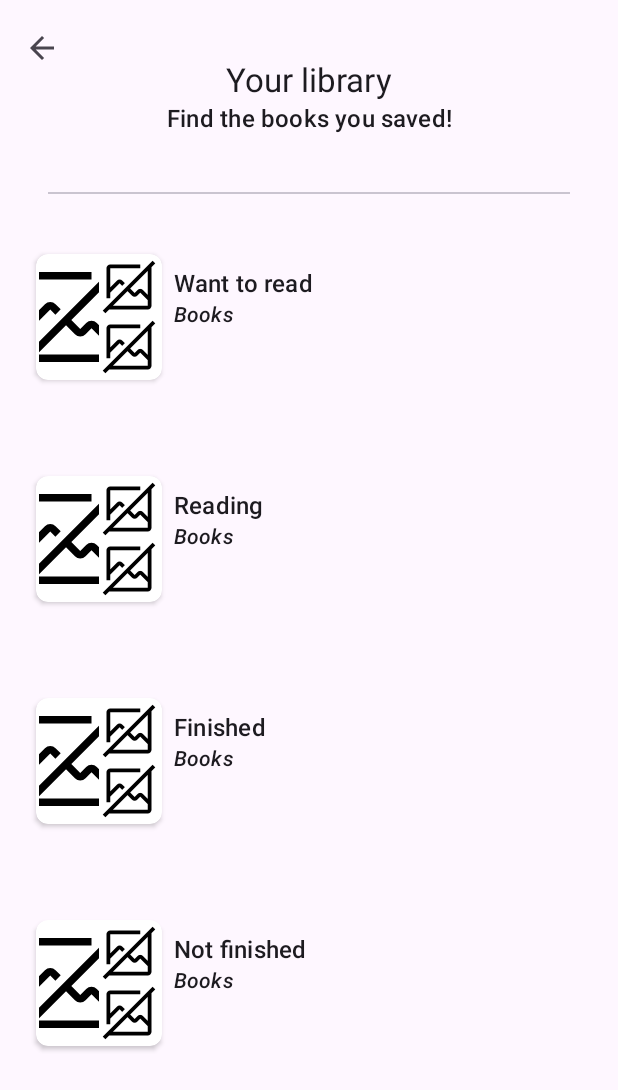
After one commit to sxrgi0/ReadSpace, an Android app: the LibraryActivity screen opened directly, with no data from a screen before it, on a phone screen of 412 x 824 dp. The commit adds this screen. Shown: the top 1090 px of the screen. Run offline under Robolectric (Android 15) with nearby library versions, the phone set to English and light mode, and no system bars; our stand-ins replace Picasso; network calls fail; pictures from the network do not load.

Commit message:
Created activity that shows books saved in your library.

```diff
--- a/app/src/main/AndroidManifest.xml
+++ b/app/src/main/AndroidManifest.xml
@@ -15,6 +15,9 @@
         android:theme="@style/Theme.ReadSpace"
         tools:targetApi="31">
         <activity
+            android:name=".activities.LibraryActivity"
+            android:exported="false" />
+        <activity
             android:name=".activities.BookDetailActivity"
             android:exported="false" />
         <activity
--- /dev/null
+++ b/app/src/main/java/com/example/readspace/activities/LibraryActivity.kt
@@ -0,0 +1,90 @@
+package com.example.readspace.activities
+
+import android.os.Bundle
+import android.util.Log
+import android.view.MenuItem
+import android.widget.ImageView
+import androidx.activity.enableEdgeToEdge
+import androidx.appcompat.app.AppCompatActivity
+import androidx.core.view.ViewCompat
+import androidx.core.view.WindowInsetsCompat
+import com.example.readspace.R
+import com.example.readspace.data.Book
+import com.example.readspace.data.BookDAO
+import com.example.readspace.data.BookEntity
+import com.example.readspace.databinding.ActivityLibraryBinding
+import com.squareup.picasso.Picasso
+
+class LibraryActivity : AppCompatActivity() {
+
+    lateinit var binding: ActivityLibraryBinding
+
+    lateinit var book: Book
+    var bookEntity: BookEntity? = null
+    lateinit var bookDAO: BookDAO
+
+    override fun onCreate(savedInstanceState: Bundle?) {
+        super.onCreate(savedInstanceState)
+        enableEdgeToEdge()
+
+        binding = ActivityLibraryBinding.inflate(layoutInflater)
+        setContentView(binding.root)
+        ViewCompat.setOnApplyWindowInsetsListener(findViewById(R.id.main)) { v, insets ->
+            val systemBars = insets.getInsets(WindowInsetsCompat.Type.systemBars())
+            v.setPadding(systemBars.left, systemBars.top, systemBars.right, systemBars.bottom)
+            insets
+        }
+
+        bookDAO = BookDAO(this)
+
+        val wantToReadImages = listOf(binding.wantToReadImageView1, binding.wantToReadImageView2, binding.wantToReadImageView3)
+        val readingImages = listOf(binding.readingImageView1, binding.readingImageView2, binding.readingImageView3)
+        val finishedImages = listOf(binding.finishedImageView1, binding.finishedImageView2, binding.finishedImageView3)
+        val notFinished = listOf(binding.notFinishedImageView1, binding.notFinishedImageView2, binding.notFinishedImageView3)
+        loadCovers("Want to read", wantToReadImages)
+        loadCovers("Reading", readingImages)
+        loadCovers("Finished", finishedImages)
+        loadCovers("Not finished", notFinished)
+
+        setSupportActionBar(binding.toolbar)
+        supportActionBar?.apply {
+            setDisplayHomeAsUpEnabled(true)
+            setDisplayShowHomeEnabled(true)
+        }
+
+    }
+
+    override fun onOptionsItemSelected(item: MenuItem): Boolean {
+        when(item.itemId){
+            android.R.id.home -> {
+                finish()
+                return true
+            } else -> {
+            return super.onOptionsItemSelected(item)
+        }
+        }
+
+    }
+
+    fun loadCovers(status: String, imageViews: List<ImageView>){
+        val allBooks = bookDAO.findByStatus(status).take(3)
+
+//        val allBooks = bookDAO.findAll()
+
+        for(i in imageViews.indices){
+            if(i < allBooks.size){
+                val image = allBooks[i]?.thumbnail?.replace("http://", "https://")
+
+                Picasso.get().load(image).into(imageViews[i])
+            } else {
+                imageViews[i].setImageResource(R.drawable.ic_image_error)
+            }
+        }
+
+
+
+        for (book in allBooks) {
+            Log.i("COVER", "Book: ${book?.title}, status: ${book?.status}, thumbnail: ${book?.thumbnail}")
+        }
+    }
+}
--- a/app/src/main/java/com/example/readspace/activities/MainActivity.kt
+++ b/app/src/main/java/com/example/readspace/activities/MainActivity.kt
@@ -63,6 +63,11 @@ class MainActivity : AppCompatActivity() {
         setSupportActionBar(binding.toolbar)
 
         setupRecyclerView()
+
+        binding.mybooksFAB.setOnClickListener {
+            val intent = Intent(this, LibraryActivity::class.java)
+            startActivity(intent)
+        }
 
         searchBook("+subject:Fiction", bookAdapterList[0])
 //        searchBook("+subject:Science+fiction", bookAdapterList[1])
--- a/app/src/main/java/com/example/readspace/data/BookDAO.kt
+++ b/app/src/main/java/com/example/readspace/data/BookDAO.kt
@@ -54,7 +54,7 @@ class BookDAO(private val context: Context) {
                 put(BookEntity.COLUMN_NAME_APIID, bookEntity.apiId)
                 put(BookEntity.COLUMN_NAME_TITLE, bookEntity.title)
                 put(BookEntity.COLUMN_NAME_AUTHORS, bookEntity.authors)
-                    put(BookEntity.COLUMN_NAME_THUMBNAIL, bookEntity.authors)
+                put(BookEntity.COLUMN_NAME_THUMBNAIL, bookEntity.thumbnail)
                 put(BookEntity.COLUMN_NAME_STATUS, bookEntity.status)
             }
 
@@ -191,6 +191,58 @@ class BookDAO(private val context: Context) {
         return bookEntity
     }
 
+    fun findByStatus(status: String): List<BookEntity?> {
+        open()
+
+        val bookList = mutableListOf<BookEntity>()
+
+        try {// Define a projection that specifies which columns from the database
+            // you will actually use after this query.
+            val projection = arrayOf(
+                BookEntity.COLUMN_NAME_ID,
+                BookEntity.COLUMN_NAME_APIID,
+                BookEntity.COLUMN_NAME_TITLE,
+                BookEntity.COLUMN_NAME_AUTHORS,
+                BookEntity.COLUMN_NAME_THUMBNAIL,
+                BookEntity.COLUMN_NAME_STATUS
+            )
+
+            // Filter results WHERE "status" = 'bookEntity.status'
+            val selection = "${BookEntity.COLUMN_NAME_STATUS} = ?"
+            val selectionArgs = arrayOf(status)
+
+            val cursor = db.query(
+                BookEntity.TABLE_NAME,   // The table to query
+                projection,             // The array of columns to return (pass null to get all)
+                selection,              // The columns for the WHERE clause
+                selectionArgs,          // The values for the WHERE clause
+                null,                   // don't group the rows
+                null,                   // don't filter by row groups
+                null               // The sort order
+            )
+
+            while (cursor.moveToNext()) {
+                val id = cursor.getLong(cursor.getColumnIndexOrThrow(BookEntity.COLUMN_NAME_ID))
+                val apiId = cursor.getString(cursor.getColumnIndexOrThrow(BookEntity.COLUMN_NAME_APIID))
+                val title = cursor.getString(cursor.getColumnIndexOrThrow(BookEntity.COLUMN_NAME_TITLE))
+                val authors = cursor.getString(cursor.getColumnIndexOrThrow(BookEntity.COLUMN_NAME_AUTHORS))
+                val thumbnail = cursor.getString(cursor.getColumnIndexOrThrow(BookEntity.COLUMN_NAME_THUMBNAIL))
+                val status = cursor.getString(cursor.getColumnIndexOrThrow(BookEntity.COLUMN_NAME_STATUS))
+
+                val book = BookEntity(id, apiId, title, authors, thumbnail, status)
+                bookList.add(book)
+            }
+
+            cursor.close()
+        } catch (e: Exception) {
+            e.printStackTrace()
+        } finally {
+            close()
+        }
+
+        return bookList
+    }
+
     // Obtener todos los registros
     fun findAll(): List<BookEntity> {
         open()
--- a/app/src/main/java/com/example/readspace/fragments/HomeFragment.kt
+++ /dev/null
@@ -1,60 +0,0 @@
-package com.example.readspace.fragments
-
-import android.os.Bundle
-import androidx.fragment.app.Fragment
-import android.view.LayoutInflater
-import android.view.View
-import android.view.ViewGroup
-import com.example.readspace.R
-
-// TODO: Rename parameter arguments, choose names that match
-// the fragment initialization parameters, e.g. ARG_ITEM_NUMBER
-private const val ARG_PARAM1 = "param1"
-private const val ARG_PARAM2 = "param2"
-
-/**
- * A simple [Fragment] subclass.
- * Use the [HomeFragment.newInstance] factory method to
- * create an instance of this fragment.
- */
-class HomeFragment : Fragment() {
-    // TODO: Rename and change types of parameters
-    private var param1: String? = null
-    private var param2: String? = null
-
-    override fun onCreate(savedInstanceState: Bundle?) {
-        super.onCreate(savedInstanceState)
-        arguments?.let {
-            param1 = it.getString(ARG_PARAM1)
-            param2 = it.getString(ARG_PARAM2)
-        }
-    }
-
-    override fun onCreateView(
-        inflater: LayoutInflater, container: ViewGroup?,
-        savedInstanceState: Bundle?
-    ): View? {
-        // Inflate the layout for this fragment
-        return inflater.inflate(R.layout.fragment_home, container, false)
-    }
-
-    companion object {
-        /**
-         * Use this factory method to create a new instance of
-         * this fragment using the provided parameters.
-         *
-         * @param param1 Parameter 1.
-         * @param param2 Parameter 2.
-         * @return A new instance of fragment HomeFragment.
-         */
-        // TODO: Rename and change types and number of parameters
-        @JvmStatic
-        fun newInstance(param1: String, param2: String) =
-            HomeFragment().apply {
-                arguments = Bundle().apply {
-                    putString(ARG_PARAM1, param1)
-                    putString(ARG_PARAM2, param2)
-                }
-            }
-    }
-}
--- a/app/src/main/res/drawable/ic_home.xml
+++ /dev/null
@@ -1,5 +0,0 @@
-<vector xmlns:android="http://schemas.android.com/apk/res/android" android:height="24dp" android:tint="#000000" android:viewportHeight="24" android:viewportWidth="24" android:width="24dp">
-
-    <path android:fillColor="@android:color/white" android:pathData="M12,3L4,9v12h5v-7h6v7h5V9z"/>
-
-</vector>
--- /dev/null
+++ b/app/src/main/res/layout/activity_library.xml
@@ -0,0 +1,374 @@
+<?xml version="1.0" encoding="utf-8"?>
+<LinearLayout xmlns:android="http://schemas.android.com/apk/res/android"
+    xmlns:app="http://schemas.android.com/apk/res-auto"
+    xmlns:tools="http://schemas.android.com/tools"
+    android:id="@+id/main"
+    android:layout_width="match_parent"
+    android:layout_height="match_parent"
+    android:orientation="vertical"
+    tools:context=".activities.LibraryActivity">
+
+    <com.google.android.material.appbar.AppBarLayout
+        android:layout_width="match_parent"
+        android:layout_height="wrap_content"
+        android:fitsSystemWindows="true">
+
+        <com.google.android.material.appbar.MaterialToolbar
+            android:id="@+id/toolbar"
+            android:layout_width="match_parent"
+            android:layout_height="128dp"
+            app:layout_collapseMode="pin"
+            app:layout_scrollFlags="scroll"
+            app:popupTheme="@style/ThemeOverlay.Material3"
+            app:subtitle="Find the books you saved!"
+            app:subtitleCentered="true"
+            app:title="Your library"
+            app:titleCentered="true" />
+
+    </com.google.android.material.appbar.AppBarLayout>
+
+    <com.google.android.material.divider.MaterialDivider
+        android:layout_width="match_parent"
+        android:layout_height="wrap_content"
+        android:layout_marginStart="32dp"
+        android:layout_marginEnd="32dp" />
+
+
+    <!-- Want to read /-->
+    <LinearLayout
+        android:layout_width="match_parent"
+        android:layout_height="wrap_content"
+        android:layout_marginStart="16dp"
+        android:layout_marginTop="32dp"
+        android:layout_marginEnd="16dp"
+        android:layout_marginBottom="16dp"
+        android:orientation="horizontal">
+
+        <androidx.cardview.widget.CardView
+            android:layout_width="wrap_content"
+            android:layout_height="wrap_content"
+            android:layout_margin="8dp"
+            android:elevation="8dp"
+            app:cardCornerRadius="8dp">
+
+            <GridLayout
+                android:layout_width="80dp"
+                android:layout_height="80dp"
+                android:layout_margin="2dp"
+                android:columnCount="2"
+                android:orientation="horizontal"
+                android:rowCount="2">
+
+                <ImageView
+                    android:id="@+id/wantToReadImageView1"
+                    android:layout_width="0dp"
+                    android:layout_height="0dp"
+                    android:layout_row="0"
+                    android:layout_rowSpan="2"
+                    android:layout_rowWeight="1"
+                    android:layout_column="0"
+                    android:layout_columnWeight="1"
+                    android:scaleType="centerCrop" />
+
+                <ImageView
+                    android:id="@+id/wantToReadImageView2"
+                    android:layout_width="0dp"
+                    android:layout_height="0dp"
+                    android:layout_row="0"
+                    android:layout_rowWeight="1"
+                    android:layout_column="1"
+                    android:layout_columnWeight="1"
+                    android:scaleType="centerCrop" />
+
+                <ImageView
+                    android:id="@+id/wantToReadImageView3"
+                    android:layout_width="0dp"
+                    android:layout_height="0dp"
+                    android:layout_row="1"
+                    android:layout_rowWeight="1"
+                    android:layout_column="1"
+                    android:layout_columnWeight="1"
+                    android:scaleType="centerCrop" />
+
+            </GridLayout>
+
+        </androidx.cardview.widget.CardView>
+
+        <LinearLayout
+            android:layout_width="match_parent"
+            android:layout_height="wrap_content"
+            android:orientation="vertical">
+
+            <TextView
+                android:layout_width="wrap_content"
+                android:layout_height="wrap_content"
+                android:layout_marginTop="16dp"
+                android:text="Want to read"
+                android:textAppearance="@style/TextAppearance.Material3.TitleMedium" />
+
+            <TextView
+                android:layout_width="wrap_content"
+                android:layout_height="wrap_content"
+                android:text="Books"
+                android:textAppearance="@style/TextAppearance.MaterialComponents.Subtitle2"
+                android:textStyle="italic"/>
+
+
+        </LinearLayout>
+
+    </LinearLayout>
+
+    <!-- Reading /-->
+    <LinearLayout
+        android:layout_width="match_parent"
+        android:layout_height="wrap_content"
+        android:layout_marginStart="16dp"
+        android:layout_marginTop="32dp"
+        android:layout_marginEnd="16dp"
+        android:layout_marginBottom="16dp"
+        android:orientation="horizontal">
+
+        <androidx.cardview.widget.CardView
+            android:layout_width="wrap_content"
+            android:layout_height="wrap_content"
+            android:layout_margin="8dp"
+            android:elevation="8dp"
+            app:cardCornerRadius="8dp">
+
+            <GridLayout
+                android:layout_width="80dp"
+                android:layout_height="80dp"
+                android:layout_margin="2dp"
+                android:columnCount="2"
+                android:orientation="horizontal"
+                android:rowCount="2">
+
+                <ImageView
+                    android:id="@+id/readingImageView1"
+                    android:layout_width="0dp"
+                    android:layout_height="0dp"
+                    android:layout_row="0"
+                    android:layout_rowSpan="2"
+                    android:layout_rowWeight="1"
+                    android:layout_column="0"
+                    android:layout_columnWeight="1"
+                    android:scaleType="centerCrop" />
+
+                <ImageView
+                    android:id="@+id/readingImageView2"
+                    android:layout_width="0dp"
+                    android:layout_height="0dp"
+                    android:layout_row="0"
+                    android:layout_rowWeight="1"
+                    android:layout_column="1"
+                    android:layout_columnWeight="1"
+                    android:scaleType="centerCrop" />
+
+                <ImageView
+                    android:id="@+id/readingImageView3"
+                    android:layout_width="0dp"
+                    android:layout_height="0dp"
+                    android:layout_row="1"
+                    android:layout_rowWeight="1"
+                    android:layout_column="1"
+                    android:layout_columnWeight="1"
+                    android:scaleType="centerCrop" />
+
+            </GridLayout>
+
+        </androidx.cardview.widget.CardView>
+
+        <LinearLayout
+            android:layout_width="match_parent"
+            android:layout_height="wrap_content"
+            android:orientation="vertical">
+
+            <TextView
+                android:layout_width="wrap_content"
+                android:layout_height="wrap_content"
+                android:layout_marginTop="16dp"
+                android:text="Reading"
+                android:textAppearance="@style/TextAppearance.Material3.TitleMedium" />
+
+            <TextView
+                android:layout_width="wrap_content"
+                android:layout_height="wrap_content"
+                android:text="Books"
+                android:textAppearance="@style/TextAppearance.MaterialComponents.Subtitle2"
+                android:textStyle="italic"/>
+
+
+        </LinearLayout>
+
+    </LinearLayout>
+
+    <!-- Finished /-->
+    <LinearLayout
+        android:layout_width="match_parent"
+        android:layout_height="wrap_content"
+        android:layout_marginStart="16dp"
+        android:layout_marginTop="32dp"
+        android:layout_marginEnd="16dp"
+        android:layout_marginBottom="16dp"
+        android:orientation="horizontal">
+
+        <androidx.cardview.widget.CardView
+            android:layout_width="wrap_content"
+            android:layout_height="wrap_content"
+            android:layout_margin="8dp"
+            android:elevation="8dp"
+            app:cardCornerRadius="8dp">
+
+            <GridLayout
+                android:layout_width="80dp"
+                android:layout_height="80dp"
+                android:layout_margin="2dp"
+                android:columnCount="2"
+                android:orientation="horizontal"
+                android:rowCount="2">
+
+                <ImageView
+                    android:id="@+id/finishedImageView1"
+                    android:layout_width="0dp"
+                    android:layout_height="0dp"
+                    android:layout_row="0"
+                    android:layout_rowSpan="2"
+                    android:layout_rowWeight="1"
+                    android:layout_column="0"
+                    android:layout_columnWeight="1"
+                    android:scaleType="centerCrop" />
+
+                <ImageView
+                    android:id="@+id/finishedImageView2"
+                    android:layout_width="0dp"
+                    android:layout_height="0dp"
+                    android:layout_row="0"
+                    android:layout_rowWeight="1"
+                    android:layout_column="1"
+                    android:layout_columnWeight="1"
+                    android:scaleType="centerCrop" />
+
+                <ImageView
+                    android:id="@+id/finishedImageView3"
+                    android:layout_width="0dp"
+                    android:layout_height="0dp"
+                    android:layout_row="1"
+                    android:layout_rowWeight="1"
+                    android:layout_column="1"
+                    android:layout_columnWeight="1"
+                    android:scaleType="centerCrop" />
+
+            </GridLayout>
+
+        </androidx.cardview.widget.CardView>
+
+        <LinearLayout
+            android:layout_width="match_parent"
+            android:layout_height="wrap_content"
+            android:orientation="vertical">
+
+            <TextView
+                android:layout_width="wrap_content"
+                android:layout_height="wrap_content"
+                android:layout_marginTop="16dp"
+                android:text="Finished"
+                android:textAppearance="@style/TextAppearance.Material3.TitleMedium" />
+
+            <TextView
+                android:layout_width="wrap_content"
+                android:layout_height="wrap_content"
+                android:text="Books"
+                android:textAppearance="@style/TextAppearance.MaterialComponents.Subtitle2"
+                android:textStyle="italic"/>
+
+
+        </LinearLayout>
+
+    </LinearLayout>
+
+    <!-- Not finished /-->
+    <LinearLayout
+        android:layout_width="match_parent"
+        android:layout_height="wrap_content"
+        android:layout_marginStart="16dp"
+        android:layout_marginTop="32dp"
+        android:layout_marginEnd="16dp"
+        android:layout_marginBottom="16dp"
+        android:orientation="horizontal">
+
+        <androidx.cardview.widget.CardView
+            android:layout_width="wrap_content"
+            android:layout_height="wrap_content"
+            android:layout_margin="8dp"
+            android:elevation="8dp"
+            app:cardCornerRadius="8dp">
+
+            <GridLayout
+                android:layout_width="80dp"
+                android:layout_height="80dp"
+                android:layout_margin="2dp"
+                android:columnCount="2"
+                android:orientation="horizontal"
+                android:rowCount="2">
+
+                <ImageView
+                    android:id="@+id/notFinishedImageView1"
+                    android:layout_width="0dp"
+                    android:layout_height="0dp"
+                    android:layout_row="0"
+                    android:layout_rowSpan="2"
+                    android:layout_rowWeight="1"
+                    android:layout_column="0"
+                    android:layout_columnWeight="1"
+                    android:scaleType="centerCrop" />
+
+                <ImageView
+                    android:id="@+id/notFinishedImageView2"
+                    android:layout_width="0dp"
+                    android:layout_height="0dp"
+                    android:layout_row="0"
+                    android:layout_rowWeight="1"
+                    android:layout_column="1"
+                    android:layout_columnWeight="1"
+                    android:scaleType="centerCrop" />
+
+                <ImageView
+                    android:id="@+id/notFinishedImageView3"
+                    android:layout_width="0dp"
+                    android:layout_height="0dp"
+                    android:layout_row="1"
+                    android:layout_rowWeight="1"
+                    android:layout_column="1"
+                    android:layout_columnWeight="1"
+                    android:scaleType="centerCrop" />
+
+            </GridLayout>
+
+        </androidx.cardview.widget.CardView>
+
+        <LinearLayout
+            android:layout_width="match_parent"
+            android:layout_height="wrap_content"
+            android:orientation="vertical">
+
+            <TextView
+                android:layout_width="wrap_content"
+                android:layout_height="wrap_content"
+                android:layout_marginTop="16dp"
+                android:text="Not finished"
+                android:textAppearance="@style/TextAppearance.Material3.TitleMedium" />
+
+            <TextView
+                android:layout_width="wrap_content"
+                android:layout_height="wrap_content"
+                android:text="Books"
+                android:textAppearance="@style/TextAppearance.MaterialComponents.Subtitle2"
+                android:textStyle="italic"/>
+
+
+        </LinearLayout>
+
+    </LinearLayout>
+
+
+</LinearLayout>
--- a/app/src/main/res/layout/activity_main.xml
+++ b/app/src/main/res/layout/activity_main.xml
@@ -183,4 +183,13 @@
         </LinearLayout>
     </androidx.core.widget.NestedScrollView>
 
+    <com.google.android.material.floatingactionbutton.FloatingActionButton
+        android:id="@+id/mybooksFAB"
+        android:layout_width="wrap_content"
+        android:layout_height="wrap_content"
+        android:layout_gravity="bottom|end"
+        android:layout_margin="32dp"
+        android:src="@drawable/ic_menu_book"
+        android:elevation="16dp"/>
+
 </androidx.coordinatorlayout.widget.CoordinatorLayout>
--- a/app/src/main/res/layout/fragment_home.xml
+++ /dev/null
@@ -1,14 +0,0 @@
-<?xml version="1.0" encoding="utf-8"?>
-<FrameLayout xmlns:android="http://schemas.android.com/apk/res/android"
-    xmlns:tools="http://schemas.android.com/tools"
-    android:layout_width="match_parent"
-    android:layout_height="match_parent"
-    tools:context=".fragments.HomeFragment">
-
-    <!-- TODO: Update blank fragment layout -->
-    <TextView
-        android:layout_width="match_parent"
-        android:layout_height="match_parent"
-        android:text="@string/hello_blank_fragment" />
-
-</FrameLayout>
--- a/app/src/main/res/menu/bottom_navigation_menu.xml
+++ /dev/null
@@ -1,17 +0,0 @@
-<?xml version="1.0" encoding="utf-8"?>
-<menu xmlns:android="http://schemas.android.com/apk/res/android"
-    xmlns:app="http://schemas.android.com/apk/res-auto">
-
-    <item
-        android:id="@+id/HomeMenu"
-        android:icon="@drawable/ic_home"
-        android:title="Home"
-        app:showAsAction="ifRoom" />
-
-    <item
-        android:id="@+id/BooksMenu"
-        android:icon="@drawable/ic_menu_book"
-        android:title="Books"
-        app:showAsAction="ifRoom" />
-
-</menu>
```
